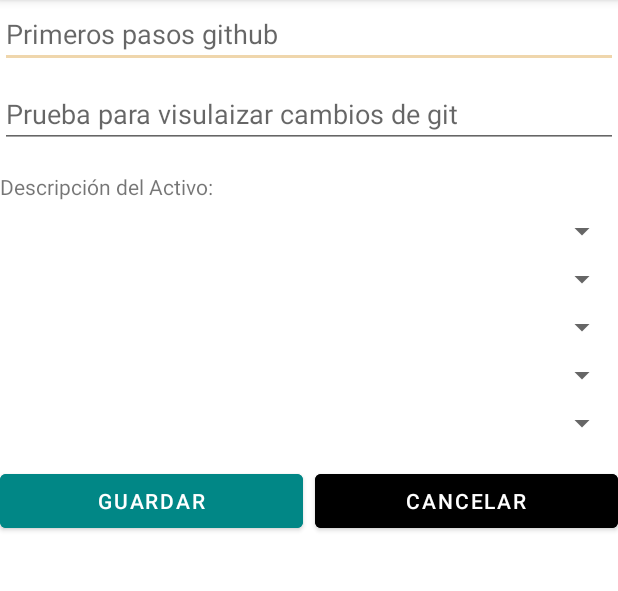
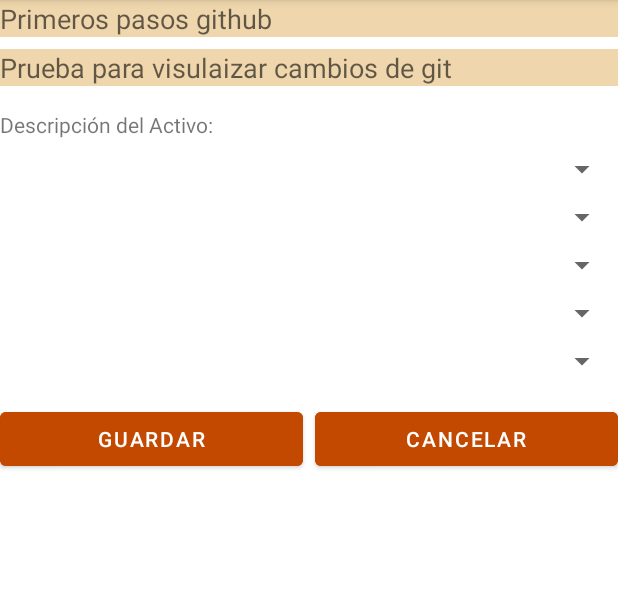
Before and after one commit to mhernandez-sys/App_ActCirculantes, an Android app: the fragment HomeFragment shown on its own in the app's theme, on a phone screen of 412 x 824 dp, the part 84-675 px from its top. Run offline under Robolectric (Android 15) with nearby library versions, the phone set to English and light mode, and no system bars.

Commit message:
Quinto commit (Se cambiaron los colores de botones y edit text) [18/07/2024-10:52]

```diff
--- a/app/src/main/res/layout/fragment_home.xml
+++ b/app/src/main/res/layout/fragment_home.xml
@@ -15,6 +15,7 @@
         android:focusable="true"
         android:focusableInTouchMode="true"
         android:inputType="text"
+        android:background="@color/terciario"
         app:layout_constraintTop_toTopOf="parent"
         app:layout_constraintStart_toStartOf="parent"
         app:layout_constraintEnd_toEndOf="parent" />
@@ -25,6 +26,7 @@
         android:layout_height="wrap_content"
         android:hint="Prueba para visulaizar cambios de git "
         android:inputType="text"
+        android:background="@color/terciario"
         app:layout_constraintTop_toBottomOf="@id/et_rfid"
         app:layout_constraintStart_toStartOf="parent"
         app:layout_constraintEnd_toEndOf="parent"
@@ -101,7 +103,7 @@
             android:layout_weight="1"
             android:text="GUARDAR"
             android:textColor="@android:color/white"
-            android:backgroundTint="@color/teal_700" />
+            android:backgroundTint="@color/botones" />
 
         <Button
             android:id="@+id/btn_cancelar"
@@ -110,7 +112,7 @@
             android:layout_weight="1"
             android:text="CANCELAR"
             android:textColor="@android:color/white"
-            android:backgroundTint="@color/black"
+            android:backgroundTint="@color/botones"
             android:layout_marginStart="8dp" />
     </LinearLayout>
 </androidx.constraintlayout.widget.ConstraintLayout>
```
